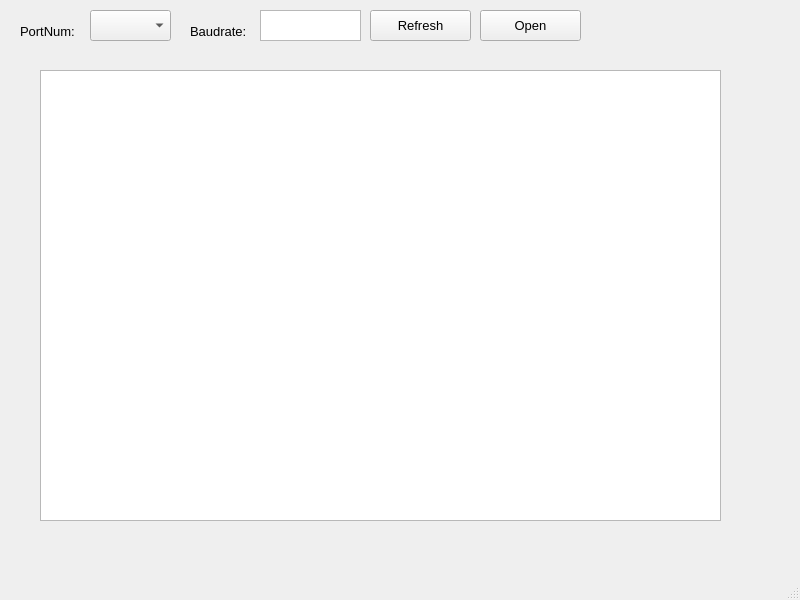
Before: the Qt Designer form tools/mainwindow.ui in ZhuYanzhen1/miniFOC, drawn with Qt 5.
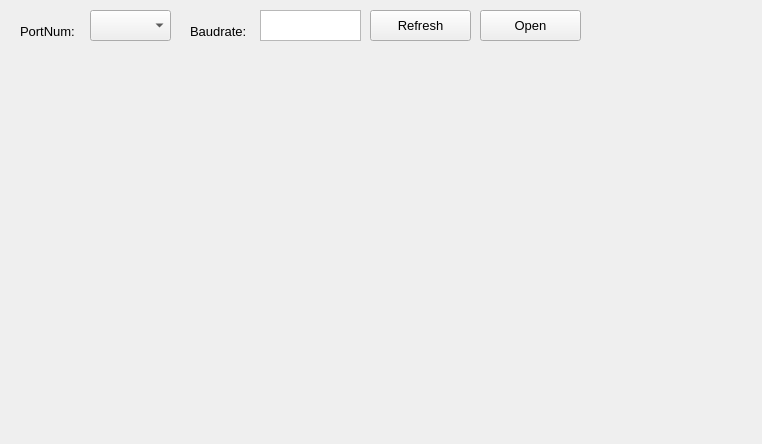
After: the same form once the commit is applied. Custom widgets are drawn as their Qt base class.

Commit message: Add a qcustomplot widget to the window and complete initialization.

What changed in the file:
```diff
--- a/tools/mainwindow.ui
+++ b/tools/mainwindow.ui
@@ -6,8 +6,8 @@
    <rect>
     <x>0</x>
     <y>0</y>
-    <width>800</width>
-    <height>600</height>
+    <width>762</width>
+    <height>444</height>
    </rect>
   </property>
   <property name="windowTitle">
@@ -122,19 +122,26 @@
      </font>
     </property>
    </widget>
-   <widget class="QTextEdit" name="test_txt">
+   <widget class="QCustomPlot" name="custom_plot" native="true">
     <property name="geometry">
      <rect>
-      <x>40</x>
-      <y>70</y>
-      <width>681</width>
-      <height>451</height>
+      <x>20</x>
+      <y>60</y>
+      <width>561</width>
+      <height>361</height>
      </rect>
     </property>
    </widget>
   </widget>
-  <widget class="QStatusBar" name="statusbar"/>
  </widget>
+ <customwidgets>
+  <customwidget>
+   <class>QCustomPlot</class>
+   <extends>QWidget</extends>
+   <header>qcustomplot.h</header>
+   <container>1</container>
+  </customwidget>
+ </customwidgets>
  <resources/>
  <connections/>
 </ui>
```
The commit also changes 3 other files.
